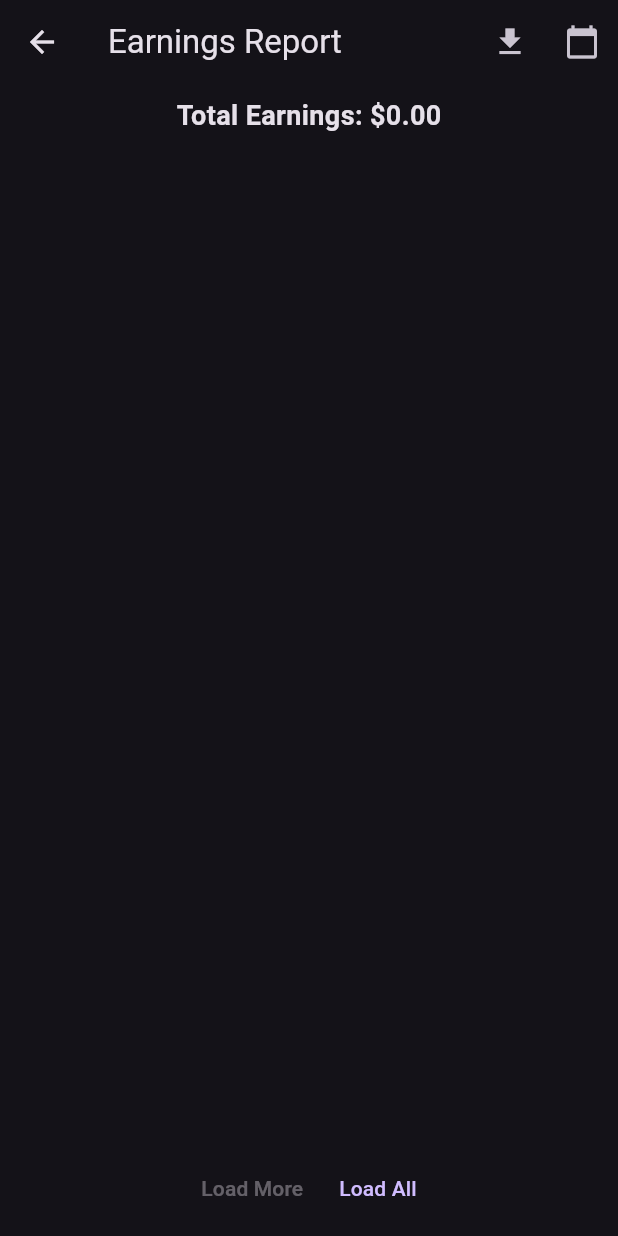
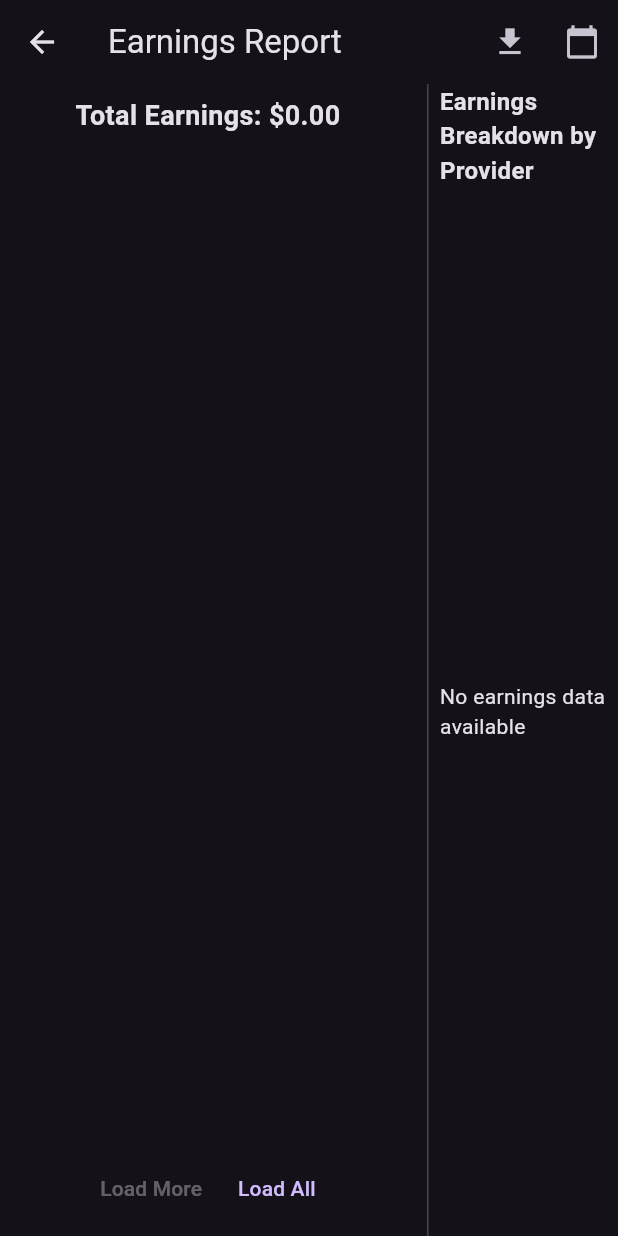
Before and after one commit to AkshaySalate/OnlineServiceBooking-MiniProject, a Flutter app: the EarningsPage screen opened directly, on a phone screen of 412 x 824 dp. Run offline on Flutter 3.47's test engine with Material 3 defaults, Android fonts, the phone set to English and light mode, and no system bars; our stand-ins replace cloud_firestore, csv, firebase_auth, firebase_core, fl_chart, geocoding and 3 more; missing offline and left inert: dart:html; accounts and stored records are empty.

Commit message:
6️⃣ Earnings Breakdown – Show breakdown of earnings per provider.

```diff
--- a/admin_panel/lib/screens/earnings_page.dart
+++ b/admin_panel/lib/screens/earnings_page.dart
@@ -18,6 +18,7 @@ class _EarningsPageState extends State<EarningsPage> {
   final int _perPage = 10;
   DocumentSnapshot? _lastDocument;
   List<DocumentSnapshot> _earnings = [];
+  Map<String, num> _providerEarnings = {};
   bool _isLoading = false;
   bool _hasMore = true;
 
@@ -26,6 +27,27 @@ class _EarningsPageState extends State<EarningsPage> {
     num sum = snapshot.docs.fold(0, (total, doc) => total + (doc['amount'] as num));
     setState(() {
       totalEarnings = sum;
+    });
+  }
+
+  Future<void> _calculateProviderEarnings() async {
+    QuerySnapshot snapshot = await FirebaseFirestore.instance.collection('earnings').get();
+    Map<String, num> providerTotals = {};
+
+    for (var doc in snapshot.docs) {
+      var data = doc.data() as Map<String, dynamic>;
+      String providerId = data['providerID'];
+      num amount = data['amount'];
+
+      if (providerTotals.containsKey(providerId)) {
+        providerTotals[providerId] = providerTotals[providerId]! + amount;
+      } else {
+        providerTotals[providerId] = amount;
+      }
+    }
+
+    setState(() {
+      _providerEarnings = providerTotals;
     });
   }
 
@@ -116,6 +138,7 @@ class _EarningsPageState extends State<EarningsPage> {
   void initState() {
     super.initState();
     _calculateTotalEarnings();
+    _calculateProviderEarnings();
     _loadEarnings();
   }
 
@@ -135,7 +158,11 @@ class _EarningsPageState extends State<EarningsPage> {
           ),
         ],
       ),
-      body: Column(
+      body: Row(
+        children: [
+          Expanded(
+            flex: 7,
+            child: Column(
               children: [
                 Padding(
                   padding: const EdgeInsets.all(8.0),
@@ -144,7 +171,6 @@ class _EarningsPageState extends State<EarningsPage> {
                     style: TextStyle(fontSize: 18, fontWeight: FontWeight.bold),
                   ),
                 ),
-
                 Expanded(
                   child: ListView.builder(
                     itemCount: _earnings.length,
@@ -181,6 +207,44 @@ class _EarningsPageState extends State<EarningsPage> {
                 ),
               ],
             ),
+          ),
+          VerticalDivider(),
+          Expanded(
+            flex: 3,
+            child: Column(
+              children: [
+                //Text("Earnings Breakdown by Provider", style: TextStyle(fontSize: 16, fontWeight: FontWeight.bold)),
+                Expanded(
+                  flex: 3,
+                  child: Column(
+                    children: [
+                      Text("Earnings Breakdown by Provider", style: TextStyle(fontSize: 16, fontWeight: FontWeight.bold)),
+                      Expanded(
+                        child: _providerEarnings.isNotEmpty
+                            ? ListView(
+                          children: _providerEarnings.entries.map((entry) {
+                            return FutureBuilder(
+                              future: _fetchProviderName(entry.key),
+                              builder: (context, AsyncSnapshot<String> providerSnapshot) {
+                                String providerName = providerSnapshot.hasData ? providerSnapshot.data! : 'Loading...';
+                                return ListTile(
+                                  title: Text("Provider: $providerName"),
+                                  subtitle: Text("Total Earnings: \$${entry.value.toStringAsFixed(2)}"),
+                                );
+                              },
+                            );
+                          }).toList(),
+                        )
+                            : Center(child: Text("No earnings data available")),
+                      ),
+                    ],
+                  ),
+                ),
+              ],
+            ),
+          ),
+        ],
+      ),
     );
   }
 }
```
Lines whose indentation alone changed are shown as unchanged.
